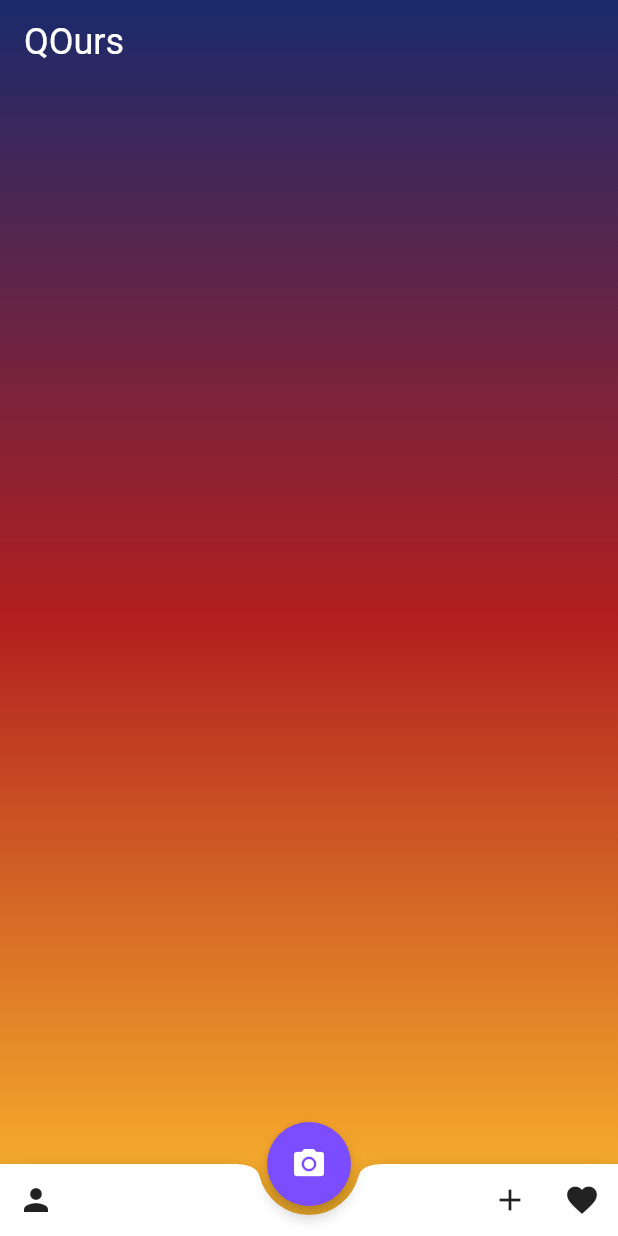
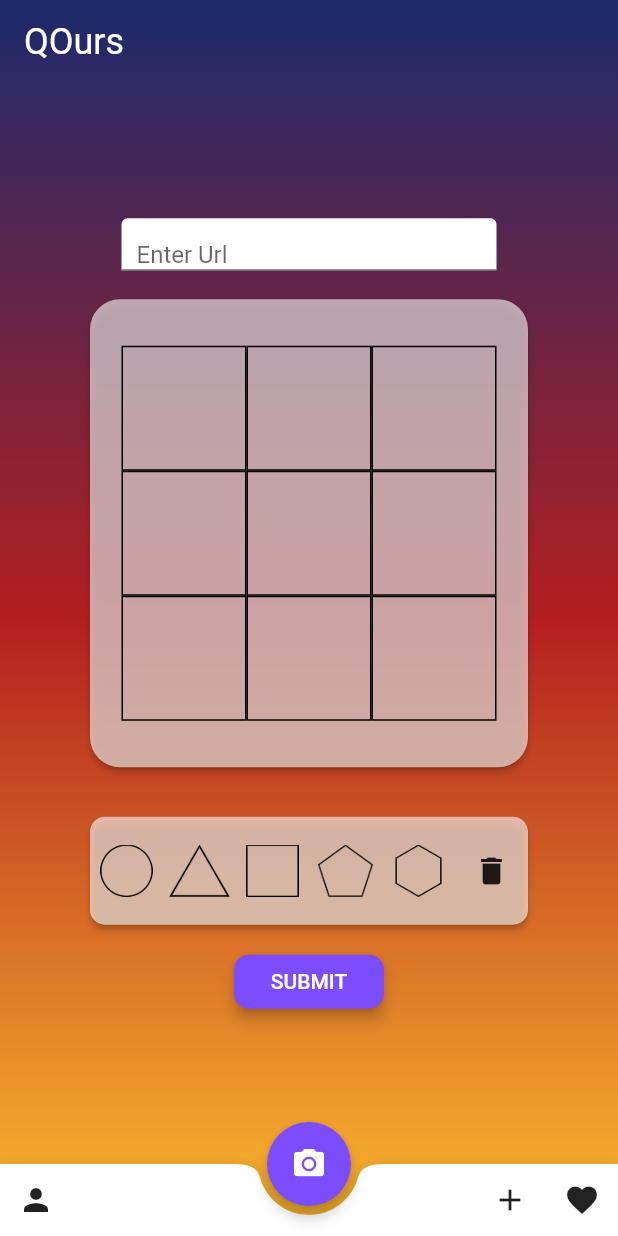
Before and after one commit to yashgharat/QOursMobile, a Flutter app: the screen it shows after launch, on a phone screen of 412 x 824 dp. Run offline on Flutter 3.47's test engine with Material 2 defaults, Android fonts, the phone set to English and light mode, and no system bars; our stand-ins replace animate_do, firebase_auth, flip_card, get_it, image_picker; missing offline and left inert: gradient_input_border; accounts and stored records are empty.

Commit message:
home screen

```diff
--- a/lib/pages/HomeScreen/home_screen.dart
+++ b/lib/pages/HomeScreen/home_screen.dart
@@ -1,5 +1,8 @@
+import 'package:animate_do/animate_do.dart';
 import 'package:flutter/material.dart';
 import 'package:q_ours_mobile/extensions/hex_color.dart';
+import 'package:q_ours_mobile/pages/HomeScreen/shape_maker/shape_maker.dart';
+import 'package:q_ours_mobile/widgets/styled_form_field.dart';
 
 class HomeScreen extends StatefulWidget {
   @override
@@ -7,12 +10,41 @@ class HomeScreen extends StatefulWidget {
 }
 
 class _HomeScreenState extends State<HomeScreen> {
-  String text = '';
+  TextEditingController textEditingController = TextEditingController();
+  AnimationController shapeMakerController;
 
   @override
   Widget build(BuildContext context) {
     return Container(
-      child: Center(child: Text(text),),
+      child: Center(
+        child: Padding(
+          padding: const EdgeInsets.symmetric(horizontal: 20),
+          child: Column(
+            mainAxisAlignment: MainAxisAlignment.center,
+            crossAxisAlignment: CrossAxisAlignment.center,
+              children: [
+                StyledFormField(250, 'Enter Url', textEditingController),
+                ShapeMaker(),
+                Center(
+                    child: Wrap(children: [
+                  Container(
+                    width: 100,
+                    child: RaisedButton(
+                      elevation: 4,
+                      splashColor: Colors.white,
+                      shape: RoundedRectangleBorder(borderRadius: BorderRadius.circular(10)),
+                      color: Colors.deepPurpleAccent,
+                      child: Text(
+                        'Submit'.toUpperCase(),
+                        style: TextStyle(color: Colors.white),
+                      ),
+                      onPressed: () {},
+                    ),
+                  )
+                ])),
+              ]),
+        ),
+      ),
     );
   }
 }
--- a/lib/pages/HomeScreen/scaffold.dart
+++ b/lib/pages/HomeScreen/scaffold.dart
@@ -18,7 +18,9 @@ class AppScaffold extends StatelessWidget {
       //maxHeight: 50.0,
       //maxWidth: 50.0,
     );
-    print("You selected camera image : " + image.path);
+
+    String path = image.path ?? "nothing";
+    print( "You selected camera image : " + path);
   }
 
   AppScaffold({Key key}) : super(key: key);
@@ -62,7 +64,7 @@ class AppScaffold extends StatelessWidget {
                           locator<NavigationService>().navigateTo(HomeRoute)),
                   IconButton(
                     icon: Icon(Icons.favorite),
-                    onPressed: () {},
+                    onPressed: () => locator<NavigationService>().navigateTo(FavoriteRoute),
                   ),
                 ],
               ),
--- /dev/null
+++ b/lib/pages/HomeScreen/shape_maker/shape_gallery.dart
@@ -0,0 +1,71 @@
+import 'package:flutter/material.dart';
+
+class ShapeGallery extends StatelessWidget {
+  Function(String) addShape;
+  Function() deleteShape;
+
+  ShapeGallery(this.addShape, this.deleteShape);
+
+  @override
+  Widget build(BuildContext context) {
+    return Container(
+      padding: EdgeInsets.symmetric(vertical: 10),
+      decoration: BoxDecoration(borderRadius: BorderRadius.circular(10)),
+      width: 300,
+      height: 100,
+      child: Card(
+        color: Colors.white.withOpacity(.6),
+        elevation: 2,
+        shape: RoundedRectangleBorder(borderRadius: BorderRadius.circular(10)),
+        child: Row(children: <Widget>[
+          _ShapeContainer('circle', addShape),
+          _ShapeContainer('triangle', addShape),
+          _ShapeContainer('rectangle', addShape),
+          _ShapeContainer('pentagon', addShape),
+          _ShapeContainer('hexagon', addShape),
+          _DeleteShapeButton(deleteShape),
+        ]),
+      ),
+    );
+  }
+}
+
+class _DeleteShapeButton extends StatelessWidget {
+  Function() deleteShape;
+
+  _DeleteShapeButton(this.deleteShape);
+  @override
+  Widget build(BuildContext context) {
+    return Expanded(
+      child: Container(
+        child: InkWell(
+          onTap: () => deleteShape(),
+          child: Icon(Icons.delete,),
+        ),
+      ),
+    );
+  }
+}
+
+class _ShapeContainer extends StatelessWidget {
+  String shapeName;
+  Function(String) addShape;
+
+  _ShapeContainer(this.shapeName, this.addShape);
+
+  @override
+  Widget build(BuildContext context) {
+    return Expanded(
+        child: Container(
+          width: 35,
+          height: 35,
+      decoration: BoxDecoration(
+          image: DecorationImage(
+        image: AssetImage('lib/assets/shapes/${shapeName}.png'),
+      )),
+      child: InkWell(
+        onTap: () => addShape(shapeName),
+      ),
+    ));
+  }
+}
--- /dev/null
+++ b/lib/pages/HomeScreen/shape_maker/shape_grid.dart
@@ -0,0 +1,82 @@
+import 'dart:math';
+
+import 'package:flutter/material.dart';
+import 'shape.dart';
+
+class ShapeGrid extends StatefulWidget {
+  List<Shape> currentShapes = [];
+
+  ShapeGrid(this.currentShapes);
+
+  @override
+  _ShapeGridState createState() => _ShapeGridState();
+}
+
+class _ShapeGridState extends State<ShapeGrid> {
+  int amount = 9;
+
+  @override
+  Widget build(BuildContext context) {
+    return Container(
+      padding: EdgeInsets.symmetric(vertical: 15),
+      height: 350,
+      width: 300,
+      child: Card(
+          color: Colors.white.withOpacity(.6),
+          elevation: 2,
+          shape:
+              RoundedRectangleBorder(borderRadius: BorderRadius.circular(20)),
+          child: Center(
+            child: Container(
+              width: 250,
+              height: 250,
+              child: GridView.count(
+                primary: false,
+                padding: EdgeInsets.all(0),
+                crossAxisCount: sqrt(amount).floor(),
+                children: List.generate(amount, (index) {
+                  if (widget.currentShapes.length > 9)
+                    setState(() => amount = 16);
+                  else
+                    setState(() => amount = 9);
+
+                  if (index < widget.currentShapes.length)
+                    return GridPiece(widget.currentShapes[index]);
+                  else
+                    return Empty();
+                }),
+              ),
+            ),
+          )),
+    );
+  }
+}
+
+class GridPiece extends StatefulWidget {
+  Shape shape;
+
+  GridPiece(this.shape);
+
+  @override
+  _GridPieceState createState() => _GridPieceState();
+}
+
+class _GridPieceState extends State<GridPiece> {
+  @override
+  Widget build(BuildContext context) {
+    return Container(
+      padding: EdgeInsets.all(8),
+      decoration: BoxDecoration(border: Border.all()),
+      child: widget.shape,
+    );
+  }
+}
+
+class Empty extends StatelessWidget {
+  @override
+  Widget build(BuildContext context) {
+    return Container(
+      decoration: BoxDecoration(border: Border.all()),
+    );
+  }
+}
--- /dev/null
+++ b/lib/pages/HomeScreen/shape_maker/shape_maker.dart
@@ -0,0 +1,37 @@
+import 'package:flutter/material.dart';
+import 'package:q_ours_mobile/pages/HomeScreen/shape_maker/shape.dart';
+import 'package:q_ours_mobile/pages/HomeScreen/shape_maker/shape_gallery.dart';
+import 'package:q_ours_mobile/pages/HomeScreen/shape_maker/shape_grid.dart';
+
+
+class ShapeMaker extends StatefulWidget {
+  @override
+  _ShapeMakerState createState() => _ShapeMakerState();
+}
+
+class _ShapeMakerState extends State<ShapeMaker> {
+  List<Shape> currentShapes = [];
+
+  addShape(String shapeName) {
+    setState(() {
+        currentShapes.add(Shape(shapeName));
+    });
+  }
+
+  deleteShape() {
+    setState(() {
+      if(currentShapes.length > 0)
+      currentShapes.removeLast();
+    });
+  }
+
+  @override
+  Widget build(BuildContext context) {
+    return Column(
+      children: <Widget>[
+        ShapeGrid(currentShapes),
+        ShapeGallery(addShape, deleteShape),
+      ],
+    );
+  }
+}
--- a/lib/routing/router.dart
+++ b/lib/routing/router.dart
@@ -1,15 +1,18 @@
 import 'package:flutter/material.dart';
 import 'package:q_ours_mobile/pages/Authentication/authentication_screen.dart';
+import 'package:q_ours_mobile/pages/FavoriteScreen/favorite_screen.dart';
 import 'package:q_ours_mobile/pages/HomeScreen/home_screen.dart';
 
 const String HomeRoute = 'home';
-const String AboutRoute = 'about';
+const String FavoriteRoute = 'favorite';
 const String AuthRoute = 'authentication';
 
 Route<dynamic> generateRoute(RouteSettings settings) {
   switch (settings.name) {
     case AuthRoute:
         return MaterialPageRoute(builder: (_) => AuthenticationScreen());
+    case FavoriteRoute:
+        return MaterialPageRoute(builder: (_) => Favorites());
     default:
         return MaterialPageRoute(builder: (_) => HomeScreen());
   }
--- /dev/null
+++ b/lib/widgets/styled_form_field.dart
@@ -0,0 +1,72 @@
+import 'package:flutter/material.dart';
+import 'package:gradient_input_border/gradient_input_border.dart';
+
+
+class StyledFormField extends StatefulWidget {
+  double width;
+  String hintText;
+  TextEditingController textController;
+
+  StyledFormField(this.width, this.hintText, this.textController);
+  @override
+  _StyledFormFieldState createState() => _StyledFormFieldState();
+}
+
+class _StyledFormFieldState extends State<StyledFormField> {
+  bool selected = false;
+  FocusNode _focus = new FocusNode();
+
+  @override
+  void initState() {
+    super.initState();
+    _focus.addListener(_onFocusChange);
+  }
+
+  void _onFocusChange() {
+    setState(() {
+      selected = !selected;
+    });
+  }
+
+  @override
+  Widget build(BuildContext context) {
+    return AnimatedContainer(
+        duration: Duration(milliseconds: 500),
+        curve: Curves.linear,
+        decoration: BoxDecoration(boxShadow: [
+          BoxShadow(
+            color: Colors.deepPurpleAccent[100],
+            blurRadius:
+                selected ? 8.0 : 0.0, // has the effect of softening the shadow
+            spreadRadius:
+                selected ? 8.0 : 0.0, // has the effect of extending the shadow
+          )
+        ], borderRadius: BorderRadius.circular(20.0), color: Colors.black),
+        width: widget.width,
+        height: 35,
+        child: TextField(
+          controller: widget.textController,
+          focusNode: _focus,
+          decoration: InputDecoration(
+            filled: true,
+            hintText: widget.hintText,
+            fillColor: Colors.white,
+            contentPadding: EdgeInsets.symmetric(horizontal: 10),
+            enabledBorder: GradientOutlineInputBorder(
+              borderRadius: BorderRadius.circular(20.0),
+              unfocusedGradient: LinearGradient(
+                  colors: [Colors.purpleAccent, Colors.deepPurpleAccent]),
+              borderSide: BorderSide(width: 4),
+              focusedGradient: null,
+            ),
+            focusedBorder: OutlineInputBorder(
+              borderRadius: BorderRadius.circular(20.0),
+              borderSide: BorderSide(
+                color: Colors.transparent,
+                width: 2,
+              ),
+            ),
+          ),
+        ));
+  }
+}
```
Also changed, not shown: lib/pages/Authentication/authentication_screen.dart (+31 -7 lines), lib/pages/FavoriteScreen/favorite_screen.dart (added, +26 -0 lines), lib/pages/HomeScreen/shape_maker/shape.dart (added, +16 -0 lines), lib/services/auth_service.dart (+2 -7 lines), lib/widgets/auth_parts.dart (+14 -5 lines), pubspec.yaml (+9 -10 lines), lib/assets/shapes/circle.png (added), lib/assets/shapes/hexagon.png (added), lib/assets/shapes/pentagon.png (added), lib/assets/shapes/rectangle.png (added), lib/assets/shapes/triangle.png (added), pubspec.lock.
